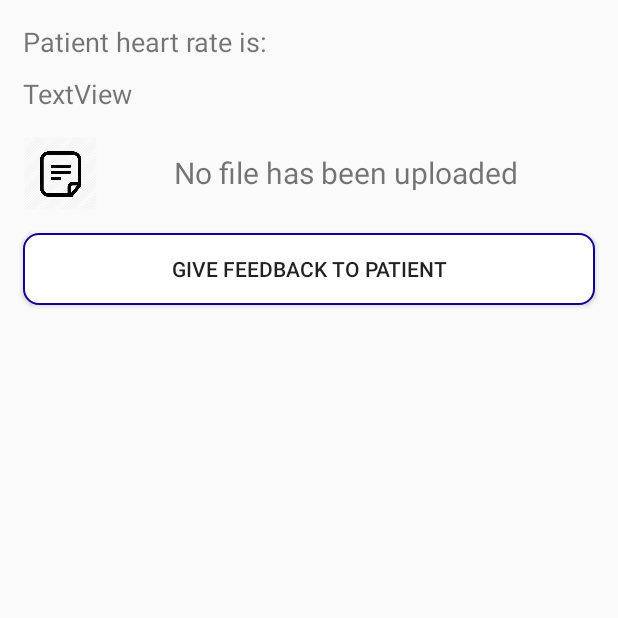
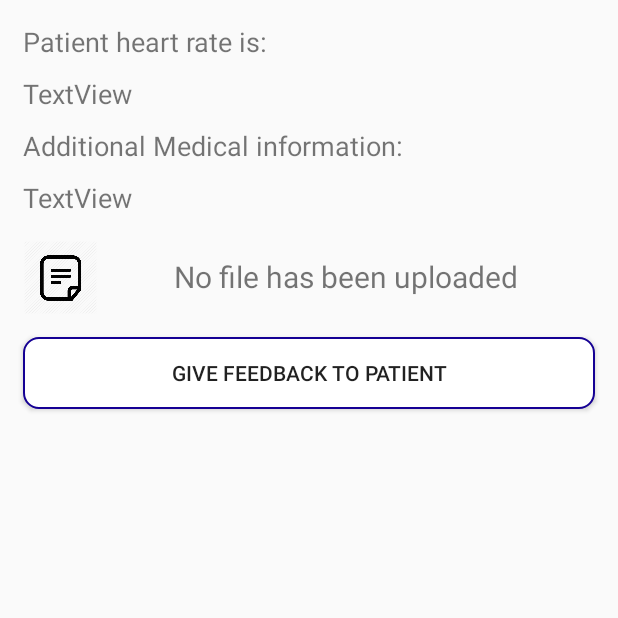
Before and after one commit to dalley8626/Software-Engineering-Studio-Assessment, an Android app: the DataPacketViewDoctor screen opened directly, with no data from a screen before it, on a phone screen of 412 x 824 dp, the top half of it. Run offline under Robolectric (Android 15) with nearby library versions, the light colour scheme and no system bars; our stand-ins replace Firebase (no records; nobody signed in at launch, a user with empty details on screens opened directly).

Commit message:
added a recently received data packet view for doctor.

```diff
--- a/DocComm/app/src/main/java/au/edu/uts/doccomm/ChangeProfileActivity.java
+++ b/DocComm/app/src/main/java/au/edu/uts/doccomm/ChangeProfileActivity.java
@@ -82,7 +82,7 @@ public class ChangeProfileActivity extends AppCompatActivity {
         mDatabase = FirebaseDatabase.getInstance().getReference("users");
         id = mAuth.getCurrentUser().getUid();
 
-        mDatabase.child(id).addValueEventListener(new ValueEventListener() {
+        mDatabase.child(id).addListenerForSingleValueEvent(new ValueEventListener() {
             @Override
             public void onDataChange(@NonNull DataSnapshot dataSnapshot) {
                 User user = dataSnapshot.getValue(User.class);
--- a/DocComm/app/src/main/java/au/edu/uts/doccomm/DataPacketActivity.java
+++ b/DocComm/app/src/main/java/au/edu/uts/doccomm/DataPacketActivity.java
@@ -159,6 +159,10 @@ public class DataPacketActivity extends AppCompatActivity implements View.OnClic
         DatabaseReference doctorRef = mDatabase.child(doctorID).child("dataPacket").child(id).child(packetKey);
         doctorRef.setValue(dataPacket);
         mDatabase.child(doctorID).child("recentDataPackets").child(packetKey).setValue(dataPacket);
+        Map<String, Object> isClicked = new HashMap<>();
+        isClicked.put("isClicked", "false");
+        mDatabase.child(doctorID).child("recentDataPackets").child(packetKey).updateChildren(isClicked);
+
 
         Toast.makeText(DataPacketActivity.this, "Saved and Sent", Toast.LENGTH_SHORT).show();
 
--- a/DocComm/app/src/main/java/au/edu/uts/doccomm/DataPacketList.java
+++ b/DocComm/app/src/main/java/au/edu/uts/doccomm/DataPacketList.java
@@ -33,7 +33,8 @@ public class DataPacketList extends AppCompatActivity {
         String dataPackets = "Name: " + dataPacket.get("name") + " Gender: " + dataPacket.get("gender") + "\n" +
                 "Height: " + dataPacket.get("height") + " Weight: " + dataPacket.get("weight") + "\n" +
                 "Medical Condition: " + dataPacket.get("medicalCondition") + "\n" +
-                "Addition medical information: " + dataPacket.get("medicalData");
+                "Addition medical information: " + dataPacket.get("medicalData") +
+                "\n" + dataPacket.get("timestamp");
 
         return dataPackets;
     }
--- a/DocComm/app/src/main/java/au/edu/uts/doccomm/DataPacketListFromDoctor.java
+++ b/DocComm/app/src/main/java/au/edu/uts/doccomm/DataPacketListFromDoctor.java
@@ -17,6 +17,7 @@ import com.google.firebase.database.FirebaseDatabase;
 import com.google.firebase.database.ValueEventListener;
 
 import java.util.ArrayList;
+import java.util.HashMap;
 import java.util.Map;
 
 public class DataPacketListFromDoctor extends AppCompatActivity {
@@ -57,6 +58,7 @@ public class DataPacketListFromDoctor extends AppCompatActivity {
 
         final ArrayAdapter<String> arrayAdapter = new ArrayAdapter<>(this, android.R.layout.simple_list_item_1, dataPacketList);
 
+
         mDatabase.child(patientID).child("DataPacket").addValueEventListener(new ValueEventListener() {
             @Override
             public void onDataChange(@NonNull DataSnapshot dataSnapshot) {
--- a/DocComm/app/src/main/java/au/edu/uts/doccomm/DataPacketViewDoctor.java
+++ b/DocComm/app/src/main/java/au/edu/uts/doccomm/DataPacketViewDoctor.java
@@ -22,6 +22,7 @@ import com.google.firebase.database.ValueEventListener;
 import com.google.firebase.storage.FirebaseStorage;
 import com.google.firebase.storage.StorageReference;
 
+import java.util.HashMap;
 import java.util.Map;
 
 public class DataPacketViewDoctor extends AppCompatActivity {
@@ -69,11 +70,18 @@ public class DataPacketViewDoctor extends AppCompatActivity {
         tvUploadName = findViewById(R.id.tvUploadName);
         llUploadName = findViewById(R.id.lluploadName);
 
+        boolean isClicked = getIntent().getBooleanExtra("isClicked", false);
+        String dataPacketID = getIntent().getStringExtra("packetID");
+        if(isClicked) {
+            Map<String, Object> updatedObject = new HashMap<>();
+            updatedObject.put("isClicked", "true");
+            mDatabase.child(doctorID).child("recentDataPackets").child(dataPacketID).updateChildren(updatedObject);
+        }
 
         DatabaseReference m1 = mDatabase.child(doctorID);
         DatabaseReference m2 = m1.child("dataPacket");
         DatabaseReference m3 = m2.child(patientID);
-        m3.addValueEventListener(new ValueEventListener() {
+        m3.addListenerForSingleValueEvent(new ValueEventListener() {
             @Override
             public void onDataChange(@NonNull DataSnapshot dataSnapshot) {
                 Map<String, Object> dataPacket;
--- a/DocComm/app/src/main/java/au/edu/uts/doccomm/LoginActivity.java
+++ b/DocComm/app/src/main/java/au/edu/uts/doccomm/LoginActivity.java
@@ -89,7 +89,7 @@ public class LoginActivity extends AppCompatActivity implements View.OnClickList
         id = mAuth.getCurrentUser().getUid();
 
         if(emailFlag) {
-            mDatabase.child(id).addValueEventListener(new ValueEventListener() {
+            mDatabase.child(id).addListenerForSingleValueEvent(new ValueEventListener() {
                 @Override
                 public void onDataChange(@NonNull DataSnapshot dataSnapshot) {
                     Map<String, Object> user = (Map<String, Object>) dataSnapshot.getValue();
--- a/DocComm/app/src/main/res/layout/activity_data_packet_view_doctor.xml
+++ b/DocComm/app/src/main/res/layout/activity_data_packet_view_doctor.xml
@@ -20,6 +20,26 @@
     <TextView
         android:id="@+id/heartRateTV2"
         android:layout_width="wrap_content"
+        android:layout_height="wrap_content"
+        android:layout_marginLeft="15dp"
+        android:layout_marginRight="15dp"
+        android:layout_marginTop="10dp"
+        android:text="TextView"
+        android:textSize="18sp" />
+
+    <TextView
+        android:id="@+id/textView25"
+        android:layout_width="match_parent"
+        android:layout_height="wrap_content"
+        android:layout_marginLeft="15dp"
+        android:layout_marginRight="15dp"
+        android:layout_marginTop="10dp"
+        android:text="Additional Medical information:"
+        android:textSize="18sp" />
+
+    <TextView
+        android:id="@+id/textView26"
+        android:layout_width="match_parent"
         android:layout_height="wrap_content"
         android:layout_marginLeft="15dp"
         android:layout_marginRight="15dp"
--- a/DocComm/app/src/main/res/layout/activity_doctor.xml
+++ b/DocComm/app/src/main/res/layout/activity_doctor.xml
@@ -36,9 +36,9 @@
         android:layout_width="match_parent"
         android:layout_height="wrap_content"
         android:layout_margin="10dp"
+        android:background="@drawable/button_style2"
         android:onClick="newDataPackets"
-        android:text="New Data Packets"
-        android:background="@drawable/button_style2"/>
+        android:text="Recent Data Packets" />
 
     <Button
         android:id="@+id/button10"
```
Also changed, not shown: DocComm/app/src/main/java/au/edu/uts/doccomm/SendFeedbackActivity.java (+11 -3 lines), DocComm/app/src/main/java/au/edu/uts/doccomm/newDataPacketsFromDoctor.java (+21 -8 lines).
